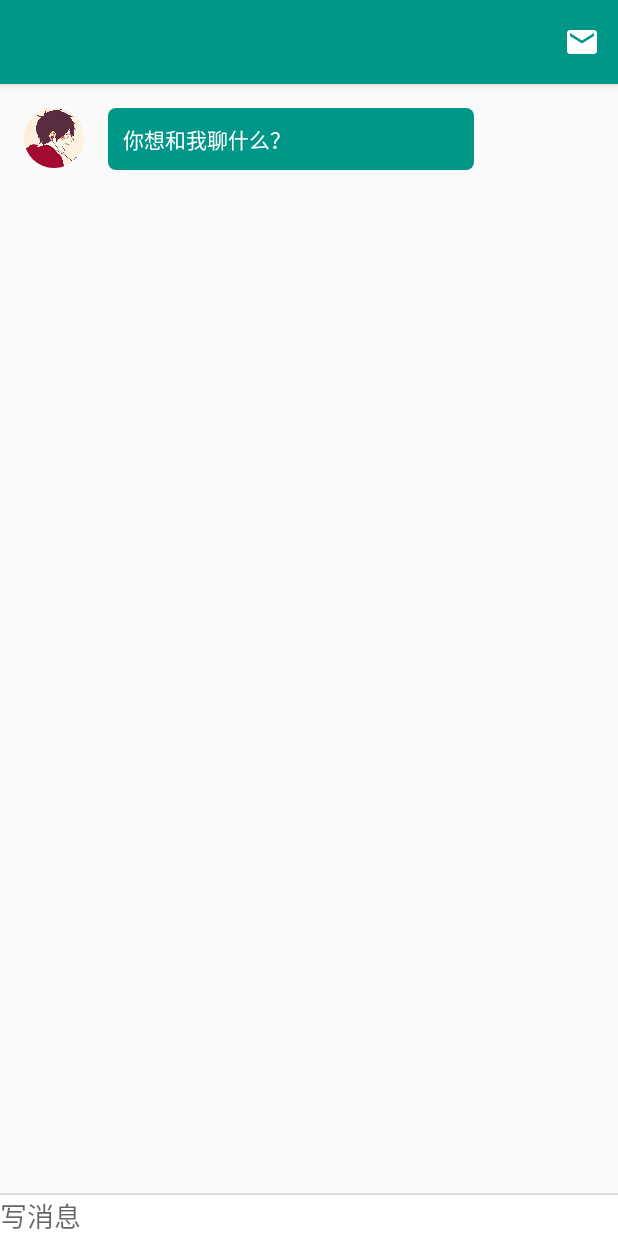
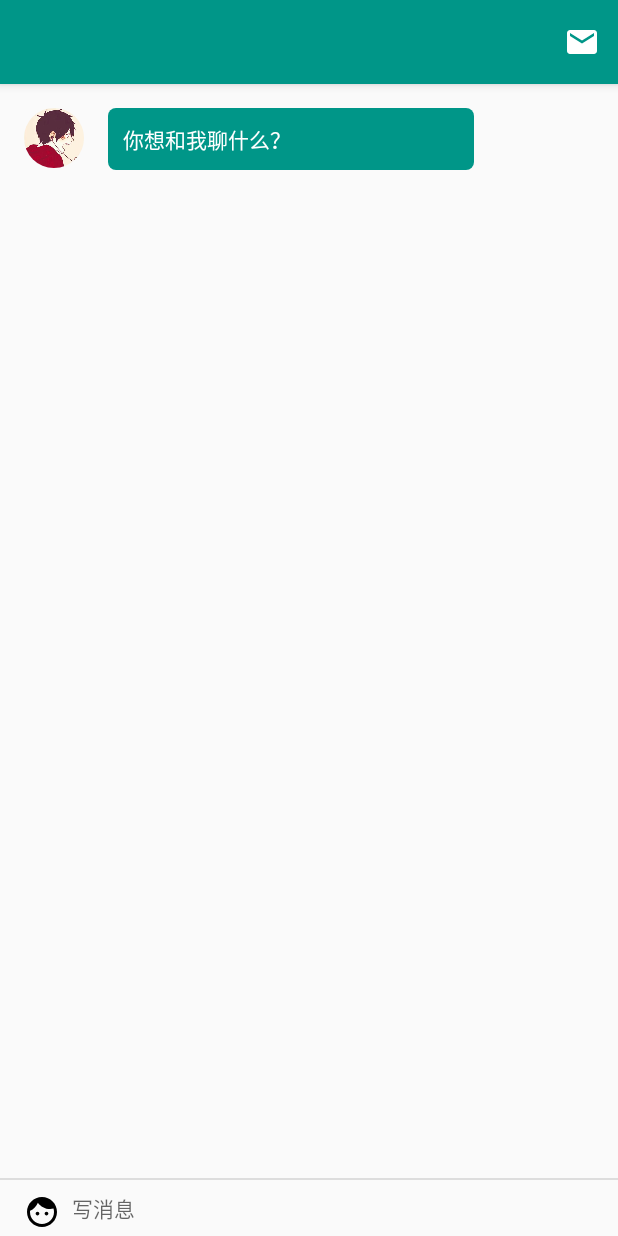
Before and after one commit to wjy92/EChat, an Android app: the ConversationActivity screen opened directly, with no data from a screen before it, on a phone screen of 412 x 824 dp. Run offline under Robolectric (Android 15) with nearby library versions, the phone set to English and light mode, and no system bars; our stand-ins replace ButterKnife, CircleImageView; libraries missing offline, so code that uses them is left out: com.balysv.materialmenu; pictures from the network do not load; 5 statements that could not run were skipped.

Commit message:
更新UI

```diff
--- a/app/src/main/java/com/thirdnet/echat/activity/MainActivity.java
+++ b/app/src/main/java/com/thirdnet/echat/activity/MainActivity.java
@@ -30,13 +30,12 @@ import butterknife.ButterKnife;
 
 public class MainActivity extends BaseActivity
         implements NavigationView.OnNavigationItemSelectedListener {
-
-    private List<String> mTitles;
-
     @Bind(R.id.appbar)
     AppBarLayout mAppBar;
     @Bind(R.id.toolbar)
     Toolbar toolbar;
+
+    private List<String> mTitles;
 
     @Override
     protected void onCreate(Bundle savedInstanceState) {
--- /dev/null
+++ b/app/src/main/res/drawable/ic_face.xml
@@ -0,0 +1,16 @@
+<?xml version="1.0" encoding="utf-8"?>
+<vector xmlns:android="http://schemas.android.com/apk/res/android"
+    android:width="24dp"
+    android:height="24dp"
+    android:viewportHeight="24"
+    android:viewportWidth="24">
+
+    <path
+        android:fillColor="#000000"
+        android:pathData="M9 11.75c-.69 0-1.25 .56 -1.25 1.25s.56 1.25 1.25 1.25 1.25-.56
+1.25-1.25-.56-1.25-1.25-1.25zm6 0c-.69 0-1.25 .56 -1.25 1.25s.56 1.25 1.25 1.25
+1.25-.56 1.25-1.25-.56-1.25-1.25-1.25zM12 2C6.48 2 2 6.48 2 12s4.48 10 10 10
+10-4.48 10-10S17.52 2 12 2zm0 18c-4.41 0-8-3.59-8-8 0-.29 .02 -.58 .05 -.86
+2.36-1.05 4.23-2.98 5.21-5.37C11.07 8.33 14.05 10 17.42 10c.78 0 1.53-.09
+2.25-.26 .21 .71 .33 1.47 .33 2.26 0 4.41-3.59 8-8 8z" />
+</vector>
--- a/app/src/main/res/layout/activity_conversation.xml
+++ b/app/src/main/res/layout/activity_conversation.xml
@@ -32,7 +32,7 @@
         <android.support.v7.widget.RecyclerView
             android:id="@+id/rv"
             android:layout_width="match_parent"
-            android:layout_height="match_parent"
+            android:layout_height="0dp"
             android:layout_weight="1"
             android:background="@color/sessionMessageBackgroud" />
 
@@ -41,10 +41,35 @@
             android:layout_height="1dp"
             android:background="@color/divideBlack" />
 
-        <EditText
+        <LinearLayout
             android:layout_width="match_parent"
             android:layout_height="wrap_content"
-            android:background="@color/white"
-            android:hint="写消息" />
+            android:background="@color/sessionMessageBackgroud"
+            android:orientation="horizontal">
+
+            <ImageView
+                android:id="@+id/face"
+                android:layout_width="wrap_content"
+                android:layout_height="wrap_content"
+                android:layout_gravity="bottom"
+                android:layout_marginBottom="4dp"
+                android:layout_marginLeft="@dimen/activity_horizontal_margin"
+                android:src="@drawable/ic_face" />
+
+            <EditText
+                android:id="@+id/message_edittext"
+                android:layout_width="match_parent"
+                android:layout_height="wrap_content"
+                android:background="@color/sessionMessageBackgroud"
+                android:hint="写消息"
+                android:paddingBottom="8dp"
+                android:paddingLeft="8dp"
+                android:paddingRight="8dp"
+                android:paddingTop="8dp"
+                android:textSize="@dimen/textSize" />
+
+
+        </LinearLayout>
+
     </LinearLayout>
 </android.support.design.widget.CoordinatorLayout>
--- a/app/src/main/res/layout/rv_activity_session_message_mine.xml
+++ b/app/src/main/res/layout/rv_activity_session_message_mine.xml
@@ -24,5 +24,6 @@
         android:layout_toLeftOf="@id/portrait"
         android:background="@drawable/bg_session_message_mine"
         android:padding="@dimen/session_message_text_padding"
-        android:textColor="@color/textWhite" />
+        android:textColor="@color/textWhite"
+        android:textSize="@dimen/textSize" />
 </RelativeLayout>
--- a/app/src/main/res/layout/rv_activity_session_message_others.xml
+++ b/app/src/main/res/layout/rv_activity_session_message_others.xml
@@ -22,6 +22,7 @@
         android:layout_marginTop="@dimen/activity_vertical_margin"
         android:layout_toRightOf="@id/portrait"
         android:background="@drawable/bg_session_message_other"
+        android:textSize="@dimen/textSize"
         android:padding="@dimen/session_message_text_padding"
         android:textColor="@color/textWhite" />
 </RelativeLayout>
```
